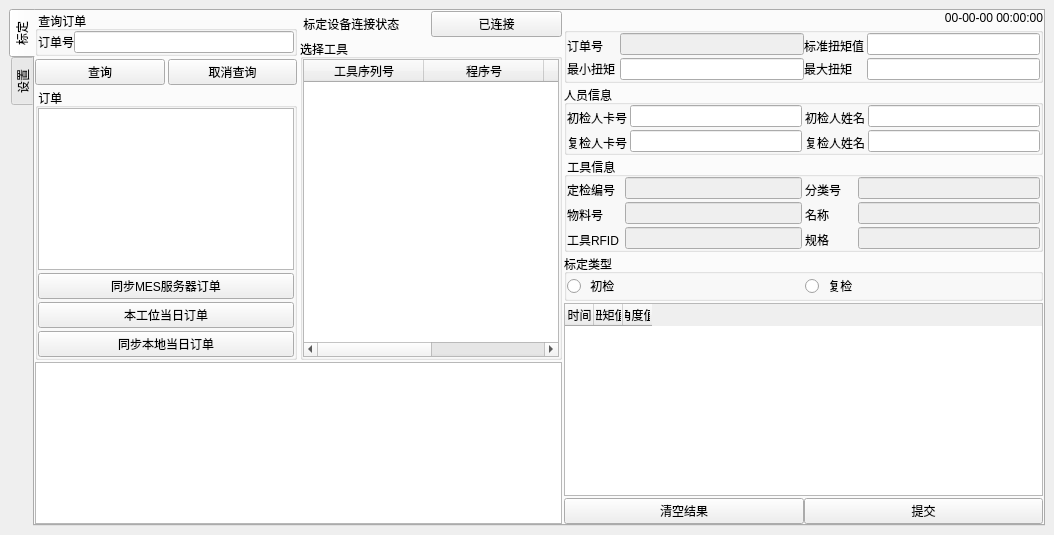
Old version of the form ui/toolkit.ui in the repository masami10/ts013_toolkits.
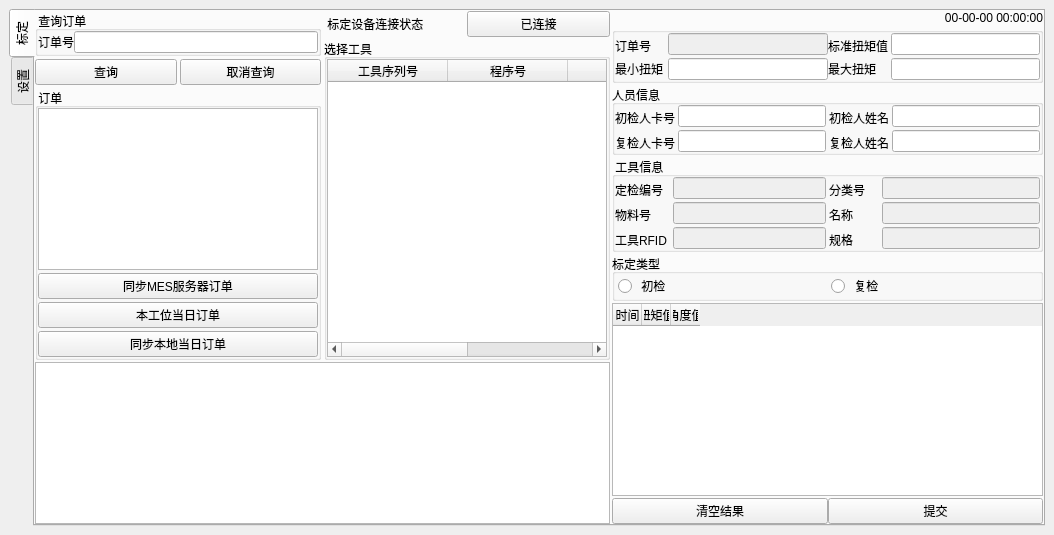
New version of the form.

Commit message: [FIX](ui): 修复显示样式

The edit to the form file:
```diff
--- a/ui/toolkit.ui
+++ b/ui/toolkit.ui
@@ -195,10 +195,19 @@
                     <widget class="QTableWidget" name="OrderTable">
                      <property name="minimumSize">
                       <size>
-                       <width>240</width>
+                       <width>280</width>
                        <height>0</height>
                       </size>
                      </property>
+                     <property name="sortingEnabled">
+                      <bool>true</bool>
+                     </property>
+                     <property name="wordWrap">
+                      <bool>true</bool>
+                     </property>
+                     <property name="columnCount">
+                      <number>3</number>
+                     </property>
                      <attribute name="horizontalHeaderVisible">
                       <bool>false</bool>
                      </attribute>
@@ -206,7 +215,7 @@
                       <bool>true</bool>
                      </attribute>
                      <attribute name="horizontalHeaderDefaultSectionSize">
-                      <number>120</number>
+                      <number>90</number>
                      </attribute>
                      <attribute name="horizontalHeaderHighlightSections">
                       <bool>false</bool>
@@ -217,6 +226,9 @@
                      <attribute name="verticalHeaderVisible">
                       <bool>false</bool>
                      </attribute>
+                     <attribute name="verticalHeaderDefaultSectionSize">
+                      <number>30</number>
+                     </attribute>
                      <attribute name="verticalHeaderStretchLastSection">
                       <bool>false</bool>
                      </attribute>
@@ -224,12 +236,19 @@
                       <property name="text">
                        <string>订单号</string>
                       </property>
+                      <property name="textAlignment">
+                       <set>AlignCenter</set>
+                      </property>
                      </column>
                      <column>
                       <property name="text">
                        <string>已选择</string>
                       </property>
+                      <property name="textAlignment">
+                       <set>AlignCenter</set>
+                      </property>
                      </column>
+                     <column/>
                     </widget>
                    </item>
                    <item>
@@ -329,7 +348,7 @@
                     <widget class="QTableWidget" name="ToolsTable">
                      <property name="minimumSize">
                       <size>
-                       <width>240</width>
+                       <width>280</width>
                        <height>0</height>
                       </size>
                      </property>
@@ -793,16 +812,16 @@
               </property>
               <layout class="QHBoxLayout" name="horizontalLayout_11">
                <property name="spacing">
-                <number>2</number>
+                <number>6</number>
                </property>
                <property name="leftMargin">
-                <number>0</number>
+                <number>3</number>
                </property>
                <property name="topMargin">
                 <number>0</number>
                </property>
                <property name="rightMargin">
-                <number>0</number>
+                <number>3</number>
                </property>
                <property name="bottomMargin">
                 <number>0</number>
```
The commit also changes 5 other files.
